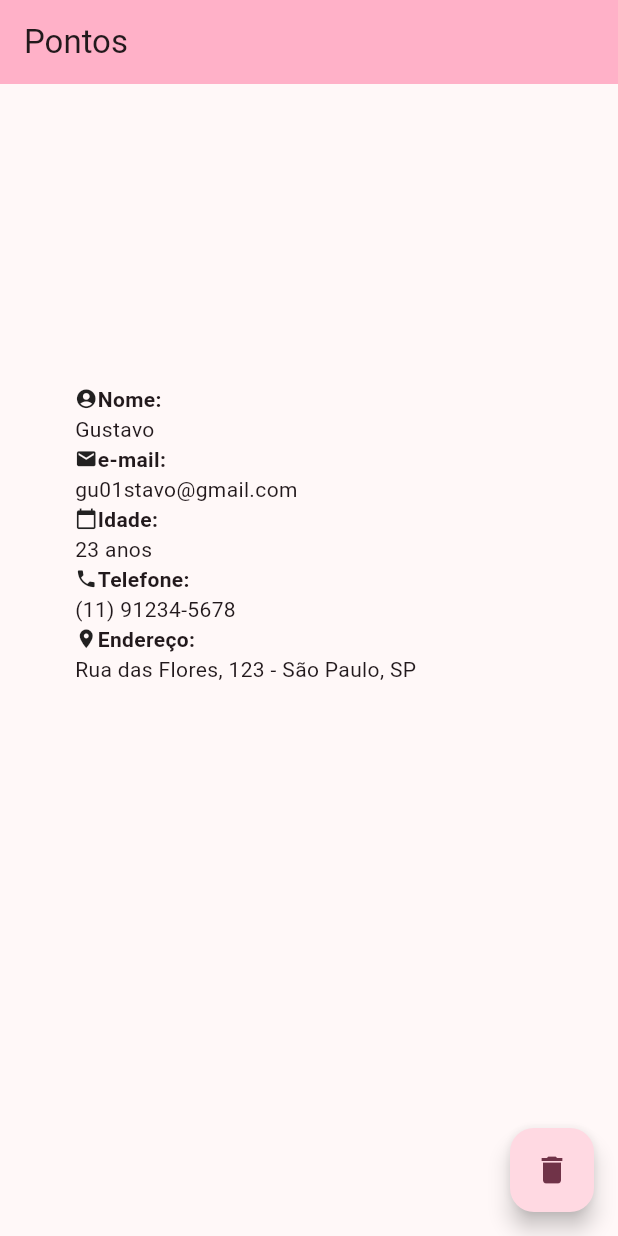
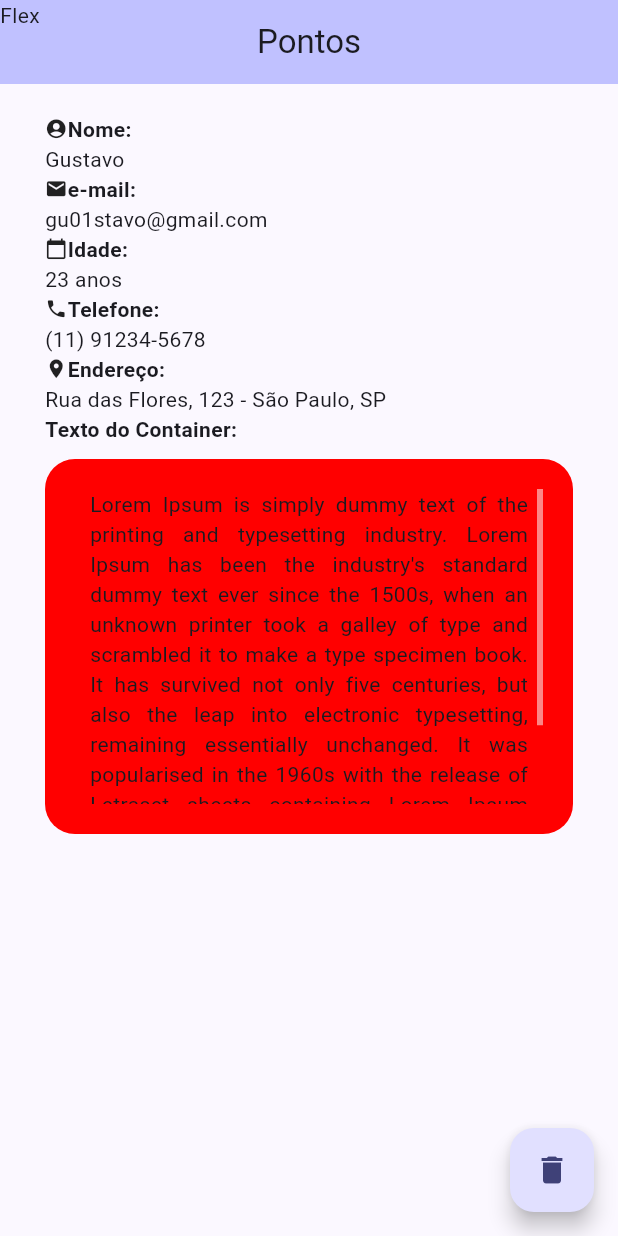
Before and after one commit to guhbarros99/primeiro_app, a Flutter app: the screen it shows after launch, on a phone screen of 412 x 824 dp. Run offline on Flutter 3.47's test engine with Material 3 defaults, Android fonts, the phone set to English and light mode, and no system bars.

Commit message:
Arrumei appbar (colocar o titulo no centro) alinhando tudo em geral

```diff
--- a/lib/Pages/home_page.dart
+++ b/lib/Pages/home_page.dart
@@ -24,42 +24,32 @@ class _MyHomePageState extends State<MyHomePage> {
       appBar: AppBar(
         backgroundColor: Theme.of(context).colorScheme.inversePrimary,
         title: Text(widget.title),
+        centerTitle: true,
+        flexibleSpace: Text("Flex"),
       ),
       body: Padding(
-        padding: const EdgeInsets.only(left: 50, top: 200),
+        padding: const EdgeInsets.symmetric(horizontal: 30, vertical: 20),
         child: Column(
           crossAxisAlignment: CrossAxisAlignment.start,
           children: [
             Row(
               children: [
                 Icon(Icons.account_circle, size: 15),
-                Text(
-                  'Nome:',
-                  style: TextStyle(fontWeight: FontWeight.bold),
-                ),
+                Text('Nome:', style: TextStyle(fontWeight: FontWeight.bold)),
               ],
             ),
             Text('Gustavo'),
             Row(
               children: [
                 Icon(Icons.email, size: 15),
-                Text('e-mail:' ,
-                    style: TextStyle(fontWeight: FontWeight.bold)),
-
+                Text('e-mail:', style: TextStyle(fontWeight: FontWeight.bold)),
               ],
             ),
-            Row(
-              children: [
-                Text('gu01stavo@gmail.com'),
-              ],
-            ),
+            Row(children: [Text('gu01stavo@gmail.com')]),
             Row(
               children: [
                 Icon(Icons.calendar_today, size: 15),
-                Text(
-                  'Idade: ',
-                  style: TextStyle(fontWeight: FontWeight.bold),
-                ),
+                Text('Idade: ', style: TextStyle(fontWeight: FontWeight.bold)),
               ],
             ),
             Text('23 anos'),
@@ -83,6 +73,31 @@ class _MyHomePageState extends State<MyHomePage> {
               ],
             ),
             Text('Rua das Flores, 123 - São Paulo, SP'),
+            Text(
+              "Texto do Container:",
+              style: TextStyle(fontWeight: FontWeight.bold),
+            ),
+            SizedBox(height: 10),
+            Container(
+              decoration: BoxDecoration(
+                borderRadius: BorderRadius.circular(20),
+                color: const Color.fromARGB(255, 255, 0, 0),
+              ),
+              height: 250,
+              padding: EdgeInsets.symmetric(horizontal: 20, vertical: 20),
+              child: Scrollbar(
+                thumbVisibility: true,
+                child: SingleChildScrollView(
+                  child: Padding(
+                    padding: const EdgeInsets.symmetric(horizontal: 10),
+                    child: Text(
+                      textAlign: TextAlign.justify,
+                      "Lorem Ipsum is simply dummy text of the printing and typesetting industry. Lorem Ipsum has been the industry's standard dummy text ever since the 1500s, when an unknown printer took a galley of type and scrambled it to make a type specimen book. It has survived not only five centuries, but also the leap into electronic typesetting, remaining essentially unchanged. It was popularised in the 1960s with the release of Letraset sheets containing Lorem Ipsum passages, and more recently with desktop publishing software like Aldus PageMaker including versions of Lorem Ipsum.",
+                    ),
+                  ),
+                ),
+              ),
+            ),
           ],
         ),
       ),
--- a/lib/app.dart
+++ b/lib/app.dart
@@ -11,7 +11,14 @@ class MyApp extends StatelessWidget {
       debugShowCheckedModeBanner: false,
       title: 'Flutter Demo',
       theme: ThemeData(
-        colorScheme: ColorScheme.fromSeed(seedColor: Colors.black),
+        scrollbarTheme: ScrollbarThemeData(
+          thumbColor: WidgetStatePropertyAll(
+            const Color.fromARGB(137, 250, 250, 250),
+          ),
+        ),
+        colorScheme: ColorScheme.fromSeed(
+          seedColor: const Color.fromARGB(255, 10, 11, 71),
+        ),
       ),
       home: const MyHomePage(title: 'Pontos'),
     );
```
